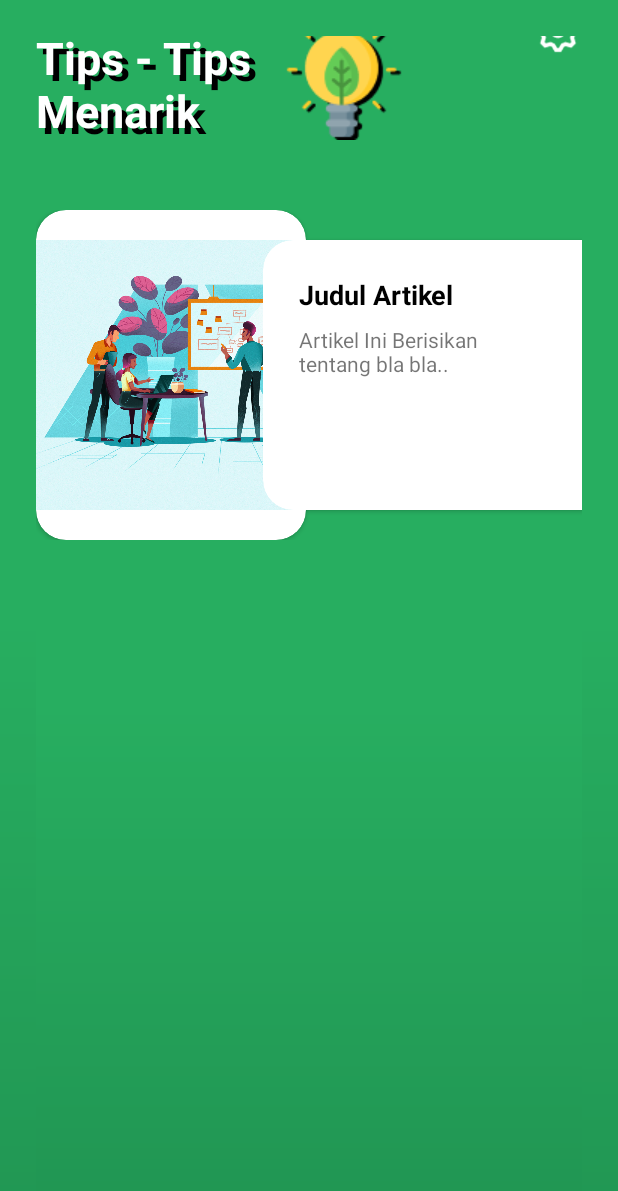
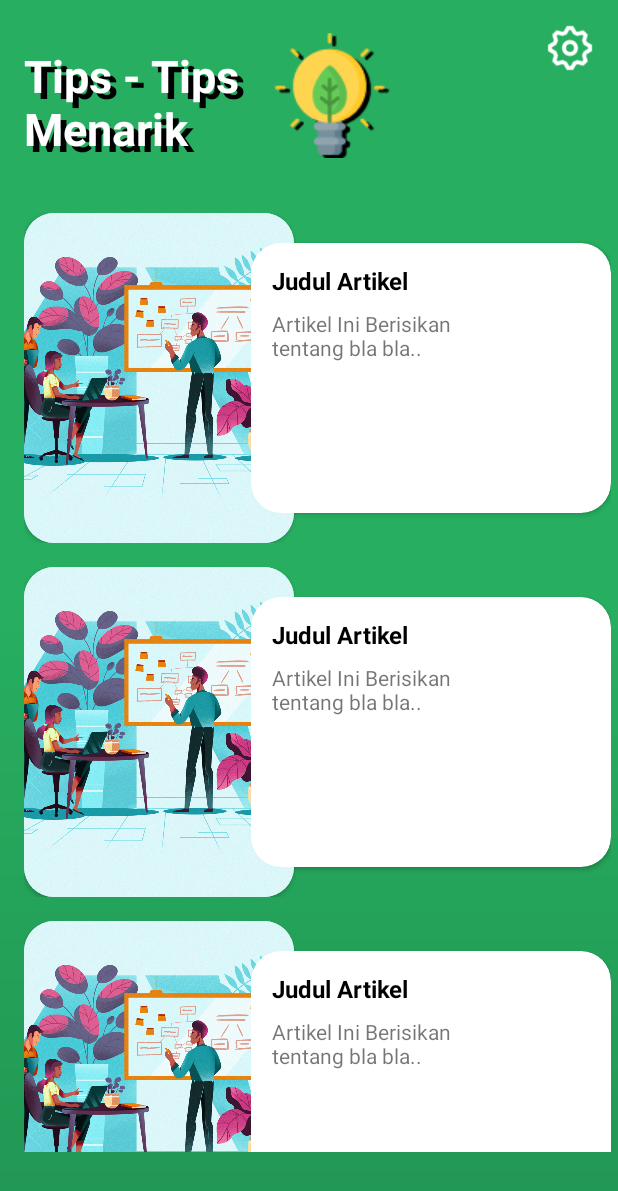
Before and after one commit to Presinutri/Bantai_COVID-19, an Android app: the layout fragment_tips.xml on its own in the app's theme, with its tools: preview values and no code run, on a phone screen of 412 x 824 dp. Shown: the top 1191 px of the screen. Run offline under Robolectric (Android 15) with nearby library versions, the phone set to English and light mode, and no system bars.

Commit message:
add tips page

```diff
--- a/app/src/main/AndroidManifest.xml
+++ b/app/src/main/AndroidManifest.xml
@@ -1,6 +1,8 @@
 <?xml version="1.0" encoding="utf-8"?>
 <manifest xmlns:android="http://schemas.android.com/apk/res/android"
     package="com.practice.bantaicovid_19">
+
+    <uses-permission android:name="android.permission.INTERNET" />
 
     <application
         android:allowBackup="true"
@@ -9,9 +11,11 @@
         android:roundIcon="@mipmap/ic_launcher_round"
         android:supportsRtl="true"
         android:theme="@style/AppTheme">
+        <activity android:name=".TipsDetailActivity"></activity>
         <activity
             android:name=".MainActivity"
-            android:label="@string/app_name">
+            android:label="@string/app_name"
+            android:theme="@style/NoActionBar">
             <intent-filter>
                 <action android:name="android.intent.action.MAIN" />
 
--- a/app/src/main/java/com/practice/bantaicovid_19/MainActivity.java
+++ b/app/src/main/java/com/practice/bantaicovid_19/MainActivity.java
@@ -1,5 +1,7 @@
 package com.practice.bantaicovid_19;
 
+import android.content.res.ColorStateList;
+import android.graphics.Color;
 import android.os.Bundle;
 
 import com.google.android.material.bottomnavigation.BottomNavigationView;
@@ -23,7 +25,7 @@ public class MainActivity extends AppCompatActivity {
                 R.id.navigation_home, R.id.navigation_dashboard, R.id.navigation_notifications)
                 .build();
         NavController navController = Navigation.findNavController(this, R.id.nav_host_fragment);
-        NavigationUI.setupActionBarWithNavController(this, navController, appBarConfiguration);
+//        NavigationUI.setupActionBarWithNavController(this, navController, appBarConfiguration);
         NavigationUI.setupWithNavController(navView, navController);
     }
 
--- a/app/src/main/java/com/practice/bantaicovid_19/dataclass/Tips.java
+++ b/app/src/main/java/com/practice/bantaicovid_19/dataclass/Tips.java
@@ -15,6 +15,10 @@ public class Tips implements Parcelable {
         this.link = link;
         this.content = content;
         this.photo = photo;
+    }
+
+    public Tips() {
+
     }
 
     protected Tips(Parcel in) {
--- a/app/src/main/res/layout/activity_main.xml
+++ b/app/src/main/res/layout/activity_main.xml
@@ -3,8 +3,7 @@
     xmlns:app="http://schemas.android.com/apk/res-auto"
     android:id="@+id/container"
     android:layout_width="match_parent"
-    android:layout_height="match_parent"
-    android:paddingTop="?attr/actionBarSize">
+    android:layout_height="match_parent">
 
     <com.google.android.material.bottomnavigation.BottomNavigationView
         android:id="@+id/nav_view"
@@ -16,6 +15,8 @@
         app:layout_constraintBottom_toBottomOf="parent"
         app:layout_constraintLeft_toLeftOf="parent"
         app:layout_constraintRight_toRightOf="parent"
+        app:itemIconTint="@android:color/darker_gray"
+        app:itemTextColor="@android:color/darker_gray"
         app:menu="@menu/bottom_nav_menu" />
 
     <fragment
--- a/app/src/main/res/layout/fragment_tips.xml
+++ b/app/src/main/res/layout/fragment_tips.xml
@@ -1,18 +1,10 @@
 <?xml version="1.0" encoding="utf-8"?>
-
-<ScrollView xmlns:android="http://schemas.android.com/apk/res/android"
+<RelativeLayout xmlns:android="http://schemas.android.com/apk/res/android"
     android:layout_width="match_parent"
     android:layout_height="match_parent"
     xmlns:tools="http://schemas.android.com/tools"
     tools:context=".MainActivity"
-    android:theme="@style/NoActionBar"
-    android:background="@drawable/background_tips"
-    android:padding="@dimen/tips_padding"
-    android:scrollbars="none">
-
-    <RelativeLayout
-        android:layout_width="match_parent"
-        android:layout_height="wrap_content">
+    android:background="@drawable/background_tips">
 
     <ProgressBar
         android:id="@+id/progress_bar"
@@ -23,6 +15,13 @@
         android:layout_centerVertical="true"
         android:layout_centerInParent="true"
         android:visibility="gone"/>
+
+    <RelativeLayout
+        android:id="@+id/tips_appbar"
+        android:layout_width="wrap_content"
+        android:layout_height="wrap_content"
+        android:padding="@dimen/tips_padding"
+        android:layout_marginBottom="16dp">
 
         <RelativeLayout
             android:id="@+id/tips_title"
@@ -65,14 +64,21 @@
             android:src="@drawable/settings_icon"
             android:layout_alignParentRight="true"/>
 
+    </RelativeLayout>
+
+    <ScrollView
+        android:layout_width="wrap_content"
+        android:layout_height="wrap_content"
+        android:scrollbars="none"
+        android:layout_below="@+id/tips_appbar"
+        android:layout_marginBottom="56dp">
+
         <androidx.recyclerview.widget.RecyclerView
             android:id="@+id/rv_tips"
             android:layout_width="match_parent"
-            android:layout_height="match_parent"
+            android:layout_height="wrap_content"
             tools:listitem="@layout/item_row_tips"
-            android:layout_below="@+id/tips_title"
-            android:layout_marginTop="42dp" />
-
-    </RelativeLayout>
+            android:layout_marginLeft="16dp"/>
 
     </ScrollView>
+</RelativeLayout>
--- a/app/src/main/res/layout/item_row_tips.xml
+++ b/app/src/main/res/layout/item_row_tips.xml
@@ -1,13 +1,15 @@
 <?xml version="1.0" encoding="utf-8"?>
 <RelativeLayout xmlns:android="http://schemas.android.com/apk/res/android"
     android:layout_width="match_parent"
-    android:layout_height="match_parent"
+    android:layout_height="wrap_content"
     xmlns:app="http://schemas.android.com/apk/res-auto"
-    android:background="@drawable/background_tips">
+    xmlns:tools="http://schemas.android.com/tools"
+    tools:context=".MainActivity">
 
     <FrameLayout
         android:layout_width="wrap_content"
-        android:layout_height="wrap_content">
+        android:layout_height="wrap_content"
+        android:layout_marginBottom="16dp">
 
         <androidx.cardview.widget.CardView
             android:layout_width="180dp"
@@ -15,10 +17,11 @@
             app:cardCornerRadius="20dp">
 
             <ImageView
-                android:layout_width="240dp"
-                android:layout_height="wrap_content"
+                android:id="@+id/tips_photo"
+                android:layout_width="match_parent"
+                android:layout_height="match_parent"
                 android:src="@drawable/productive"
-                android:scaleType="fitCenter"/>
+                android:scaleType="centerCrop"/>
 
         </androidx.cardview.widget.CardView>
 
@@ -31,34 +34,28 @@
 
             <RelativeLayout
                 android:layout_width="wrap_content"
-                android:layout_height="wrap_content">
+                android:layout_height="wrap_content"
+                android:padding="@dimen/item_tips_padding">
 
                 <TextView
-                    android:id="@+id/artikel_title"
+                    android:id="@+id/tips_title"
                     android:layout_width="152dp"
                     android:layout_height="wrap_content"
-                    android:layout_marginLeft="@dimen/tips_padding"
-                    android:layout_marginTop="@dimen/tips_padding"
                     android:text="Judul Artikel"
                     android:textStyle="bold"
                     android:textColor="@android:color/black"
-                    android:textSize="18dp"/>
+                    android:textSize="16sp"/>
 
                 <TextView
-                    android:id="@+id/artikel_description"
+                    android:id="@+id/tips_content"
                     android:layout_width="152dp"
                     android:layout_height="wrap_content"
-                    android:layout_below="@+id/artikel_title"
-                    android:layout_marginLeft="@dimen/tips_padding"
+                    android:layout_below="@+id/tips_title"
                     android:layout_marginTop="8dp"
                     android:text="Artikel Ini Berisikan tentang bla bla.."
-                    android:textSize="14dp"/>
+                    android:textSize="14sp"/>
 
             </RelativeLayout>
-
-
-
-
         </androidx.cardview.widget.CardView>
     </FrameLayout>
 
--- a/app/src/main/res/navigation/mobile_navigation.xml
+++ b/app/src/main/res/navigation/mobile_navigation.xml
@@ -13,7 +13,7 @@
 
     <fragment
         android:id="@+id/navigation_dashboard"
-        android:name="com.practice.bantaicovid_19.ui.dashboard.DashboardFragment"
+        android:name="com.practice.bantaicovid_19.ui.notifications.TipsFragment"
         android:label="@string/title_dashboard"
         tools:layout="@layout/fragment_dashboard" />
 
--- a/app/src/main/res/values/colors.xml
+++ b/app/src/main/res/values/colors.xml
@@ -1,7 +1,7 @@
 <?xml version="1.0" encoding="utf-8"?>
 <resources>
-    <color name="colorPrimary">#6200EE</color>
-    <color name="colorPrimaryDark">#3700B3</color>
+    <color name="colorPrimary">#27AE60</color>
+    <color name="colorPrimaryDark">#219653</color>
     <color name="colorAccent">#03DAC5</color>
     <color name="ijoMantep">#27AE60</color>
     <color name="ijoGelap">#219653</color>
--- a/app/src/main/res/values/dimens.xml
+++ b/app/src/main/res/values/dimens.xml
@@ -2,6 +2,7 @@
     <!-- Default screen margins, per the Android Design guidelines. -->
     <dimen name="activity_horizontal_margin">16dp</dimen>
     <dimen name="activity_vertical_margin">16dp</dimen>
-    <dimen name="tips_padding">24dp</dimen>
+    <dimen name="tips_padding">16dp</dimen>
+    <dimen name="item_tips_padding">14dp</dimen>
 
 </resources>
--- a/app/src/main/res/values/strings.xml
+++ b/app/src/main/res/values/strings.xml
@@ -23,7 +23,7 @@
     <string-array name="tips_link">
         <item>https://ilovelife.co.id/blog/8-cara-agar-tidak-stres-selama-pandemi-covid-19-yang-bikin-sistem-imun-lebih-baik/</item>
         <item>https://www.alinea.id/gaya-hidup/manfaat-berkebun-untuk-kesehatan-b1ZMO9tYI</item>
-        <item>fimela.com/lifestyle-relationship/read/4212462/6-rekomendasi-aktivitas-di-rumah-dari-who-agar-tetap-bugar-dan-sehat</item>
+        <item>https://fimela.com/lifestyle-relationship/read/4212462/6-rekomendasi-aktivitas-di-rumah-dari-who-agar-tetap-bugar-dan-sehat</item>
         <item>https://www.sehatq.com/artikel/ide-aktivitas-anak-di-rumah-agar-tak-bosan-selama-wabah-corona</item>
         <item>https://www.sehatq.com/artikel/berbagai-tips-puasa-di-tengah-pandemi-virus-corona-covid-19</item>
     </string-array>
```
Also changed, not shown: app/build.gradle (+7 -0 lines), app/src/main/java/com/practice/bantaicovid_19/TipsDetailActivity.java (added, +36 -0 lines), app/src/main/java/com/practice/bantaicovid_19/adapter/TipsAdapter.java (added, +73 -0 lines), app/src/main/java/com/practice/bantaicovid_19/ui/notifications/TipsFragment.java (+61 -1 lines), app/src/main/java/com/practice/bantaicovid_19/ui/notifications/TipsViewModel.java (added, +39 -0 lines), app/src/main/res/layout/activity_tips_detail.xml (added, +15 -0 lines). Lines whose indentation alone changed are shown as unchanged.
